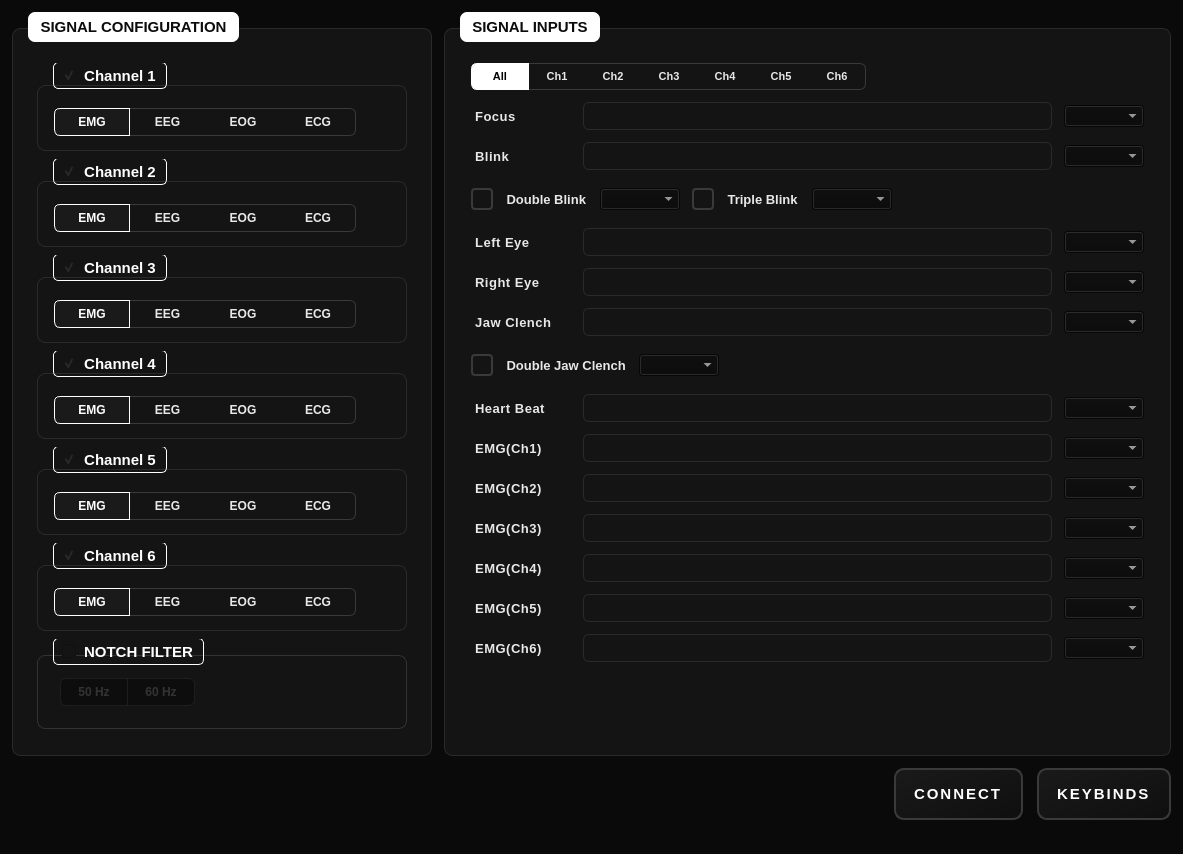
CIumsy/NPG-Gamepad, file NPG-Controller.ui: the form before one commit.
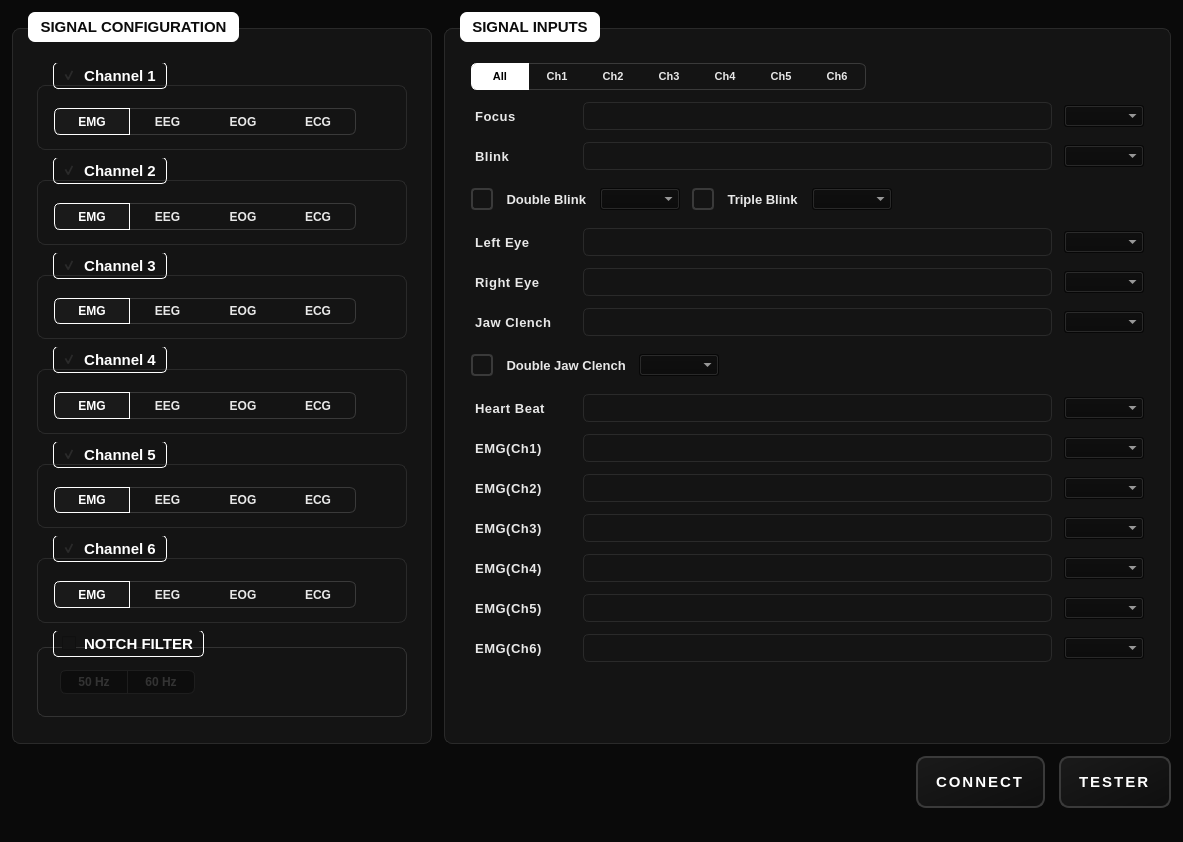
The form after the commit. Icons and pictures are not drawn.

Commit message: Update UI to add scrolling behaviour

Diff of the .ui file:
```diff
--- a/NPG-Controller.ui
+++ b/NPG-Controller.ui
@@ -10,6 +10,12 @@
     <height>842</height>
    </rect>
   </property>
+  <property name="minimumSize">
+   <size>
+    <width>960</width>
+    <height>640</height>
+   </size>
+  </property>
   <property name="windowTitle">
    <string>NPG Lite SNES</string>
   </property>
@@ -1731,7 +1737,13 @@
        <widget class="QPushButton" name="btnConnect">
         <property name="minimumSize">
          <size>
-          <width>86</width>
+           <width>180</width>
+           <height>52</height>
+          </size>
+         </property>
+         <property name="maximumSize">
+          <size>
+           <width>180</width>
           <height>52</height>
          </size>
         </property>
@@ -1773,7 +1785,13 @@
        <widget class="QPushButton" name="btnKeybinds">
         <property name="minimumSize">
          <size>
-          <width>86</width>
+           <width>180</width>
+           <height>52</height>
+          </size>
+         </property>
+         <property name="maximumSize">
+          <size>
+           <width>180</width>
           <height>52</height>
          </size>
         </property>
@@ -1804,7 +1822,7 @@
 }</string>
         </property>
         <property name="text">
-         <string>KEYBINDS</string>
+          <string>TESTER</string>
         </property>
        </widget>
       </item>
```
Lines whose indentation alone changed are shown as unchanged. The commit also changes 2 other files.
